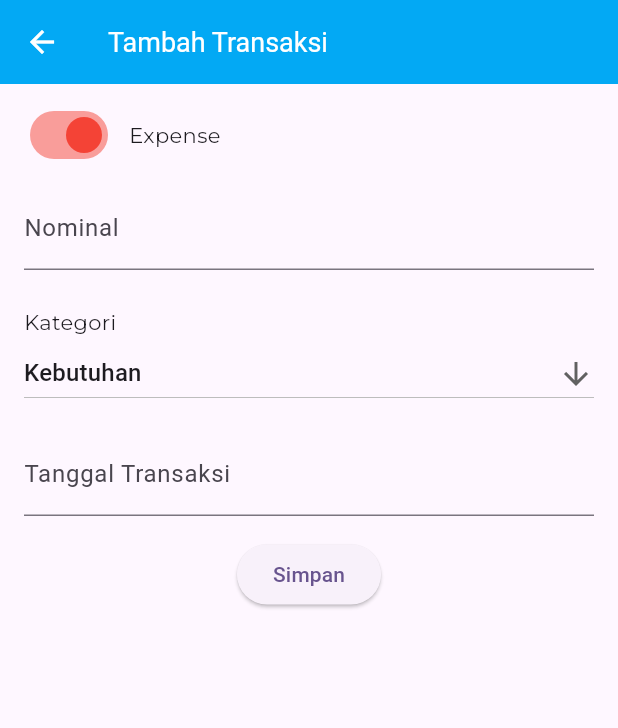
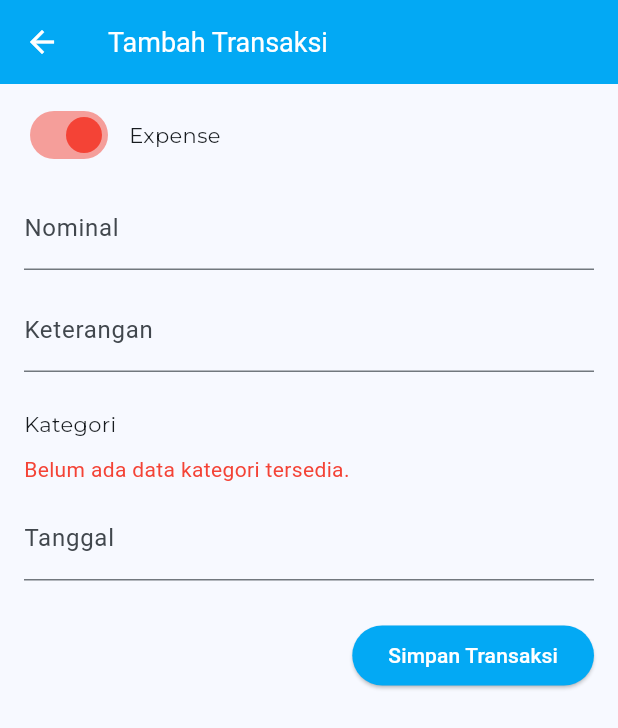
Before and after one commit to novaardiansyah/flutter-finance-app, a Flutter app: the screen it shows after launch, after a tap on the "add" icon, on a phone screen of 412 x 824 dp. Shown: the top 728 px of the screen. Run offline on Flutter 3.47's test engine with Material 3 defaults, Android fonts, the phone set to English and light mode, and no system bars; our stand-ins replace drift, google_fonts; missing offline and left inert: calendar_appbar; accounts and stored records are empty; generated files the repository leaves out were written again; network calls fail.

Commit message:
adding crypto currency api

```diff
--- a/lib/main.dart
+++ b/lib/main.dart
@@ -15,7 +15,7 @@ class MyApp extends StatelessWidget {
       title: 'Nova Ardiansyah',
       debugShowCheckedModeBanner: false,
       theme: ThemeData(
-        colorScheme: ColorScheme.fromSeed(seedColor: Colors.deepPurple),
+        colorScheme: ColorScheme.fromSeed(seedColor: Colors.lightBlue),
         primarySwatch: Colors.lightBlue,
         useMaterial3: true,
       ),
--- a/lib/models/transactions.dart
+++ b/lib/models/transactions.dart
@@ -4,7 +4,7 @@ import 'package:drift/drift.dart';
 class Transactions extends Table {
   IntColumn get id => integer().autoIncrement()();
   TextColumn get name => text().withLength(max: 255)();
-  IntColumn get categoriId => integer()();
+  IntColumn get categoryId => integer()();
   DateTimeColumn get date => dateTime()();
   IntColumn get amount => integer()();
   DateTimeColumn get createdAt => dateTime()();
--- a/lib/pages/home_page.dart
+++ b/lib/pages/home_page.dart
@@ -1,3 +1,4 @@
+import 'package:finance_app/pages/crypto_page.dart';
 import 'package:flutter/material.dart';
 import 'package:google_fonts/google_fonts.dart';
 
@@ -19,8 +20,22 @@ class _HomePageState extends State<HomePage> {
             _cardIncomeExpense(),
 
             Padding(
-              padding: const EdgeInsets.all(16),
-              child: Text('Transactions', style: GoogleFonts.montserrat(
+              padding: const EdgeInsets.symmetric(horizontal: 16),
+              child: ElevatedButton(
+                onPressed: () {
+                  Navigator.of(context).push(MaterialPageRoute(builder: (context) => const CryptoPage()));
+                },
+                style: ButtonStyle(
+                  backgroundColor: WidgetStateColor.resolveWith((states) => Colors.lightBlue),
+                  foregroundColor: WidgetStateColor.resolveWith((states) => Colors.white)
+                ),
+                child: const Text('Crypto Currency API')
+              ),
+            ),
+            const SizedBox(height: 10),
+            Padding(
+              padding: const EdgeInsets.symmetric(horizontal: 16),
+              child: Text('Transaksi', style: GoogleFonts.montserrat(
                 fontSize: 16,
                 fontWeight: FontWeight.bold
               )),
@@ -39,7 +54,7 @@ class _HomePageState extends State<HomePage> {
     return Padding(
       padding: const EdgeInsets.symmetric(horizontal: 16, vertical: 2),
       child: Card(
-        elevation: 10,
+        elevation: 3,
         child: ListTile(
           trailing: const Row(
             mainAxisSize: MainAxisSize.min,
@@ -61,7 +76,7 @@ class _HomePageState extends State<HomePage> {
     return Padding(
       padding: const EdgeInsets.symmetric(horizontal: 16, vertical: 2),
       child: Card(
-        elevation: 10,
+        elevation: 3,
         child: ListTile(
           trailing: const Row(
             mainAxisSize: MainAxisSize.min,
--- a/lib/pages/transaction_page.dart
+++ b/lib/pages/transaction_page.dart
@@ -1,6 +1,7 @@
 import 'package:flutter/material.dart';
 import 'package:google_fonts/google_fonts.dart';
 import 'package:intl/intl.dart';
+import 'package:finance_app/models/database.dart';
 
 class TransactionPage extends StatefulWidget {
   const TransactionPage({super.key});
@@ -11,10 +12,30 @@ class TransactionPage extends StatefulWidget {
 
 class _TransactionPageState extends State<TransactionPage> {
   bool isExpense = true;
-  List<String> list = ['Kebutuhan', 'Pendidikan', 'Transportasi'];
-  late String dropdownValue = list.first;
+  // List<String> list = ['Kebutuhan', 'Pendidikan', 'Transportasi'];
+  // late String dropdownValue = list.first;
 
+  TextEditingController amountController = TextEditingController();
   TextEditingController dateController = TextEditingController();
+  TextEditingController nameController = TextEditingController();
+  Category? selectedCategory;
+
+  final AppDatabase database = AppDatabase();
+
+  Future insert(int amount, String name, int categoryId, DateTime date, int type) async {
+    DateTime now = DateTime.now();
+
+    final row = await database.into(database.transactions)
+      .insertReturning(
+        TransactionsCompanion.insert(name: name, categoryId: categoryId, date: date, amount: amount, createdAt: now, updatedAt: now)
+      );
+
+    print('hasil insert: ' + row.toString());
+  }
+
+  Future<List<Category>> getAllCategory(int type) async {
+    return await database.getByType(type);
+  }
 
   @override
   Widget build(BuildContext context) {
@@ -42,6 +63,7 @@ class _TransactionPageState extends State<TransactionPage> {
                       onChanged: (bool value) {
                         setState(() {
                           isExpense = value;
+                          selectedCategory = null;
                         });
                       },
                       inactiveTrackColor: Colors.lightBlue[200],
@@ -63,10 +85,25 @@ class _TransactionPageState extends State<TransactionPage> {
               Padding(
                 padding: const EdgeInsets.symmetric(horizontal: 16),
                 child: TextFormField(
+                  controller: amountController,
                   keyboardType: TextInputType.number,
                   decoration: const InputDecoration(
                     border: UnderlineInputBorder(),
                     label: Text('Nominal')
+                  ),
+                ),
+              ),
+
+              const SizedBox(height: 12),
+
+              Padding(
+                padding: const EdgeInsets.symmetric(horizontal: 16),
+                child: TextFormField(
+                  controller: nameController,
+                  keyboardType: TextInputType.text,
+                  decoration: const InputDecoration(
+                    border: UnderlineInputBorder(),
+                    label: Text('Keterangan')
                   ),
                 ),
               ),
@@ -80,31 +117,57 @@ class _TransactionPageState extends State<TransactionPage> {
                 )),
               ),
 
-              Padding(
+              FutureBuilder<List<Category>>(
+                future: getAllCategory((isExpense) ? 1 : 2),
+                builder: (context, snapshot) {
+                  if (snapshot.connectionState == ConnectionState.waiting) {
+                    return const Padding(
+                      padding:  EdgeInsets.symmetric(horizontal: 16),
+                      child: CircularProgressIndicator()
+                    );
+                  } else if (!snapshot.hasData || snapshot.data!.isEmpty) {
+                    return const Padding(
+                      padding: EdgeInsets.symmetric(horizontal: 16),
+                      child: Column(
+                        children: [
+                          SizedBox(height: 10),
+                          Text('Belum ada data kategori tersedia.', style: TextStyle(
+                            color: Colors.red,
+                          )),
+                        ],
+                      ),
+                    );
+                  } else {
+                    selectedCategory = snapshot.data!.first;
+
+                    return Padding(
                       padding: const EdgeInsets.symmetric(horizontal: 16),
-                child: DropdownButton<String>(
+                      child: DropdownButton<Category>(
                         isExpanded: true,
-                  value: dropdownValue,
+                        value: selectedCategory,
                         icon: const Icon(Icons.arrow_downward),
-                  items: list.map((String value) {
-                    return DropdownMenuItem<String>(
-                      value: value,
-                      child: Text(value),
+                        items: snapshot.data!.map((Category category) {
+                          return DropdownMenuItem<Category>(
+                            value: category,
+                            child: Text(category.name),
                           );
                         }).toList(),
-                  onChanged: (String? value) {
+                        onChanged: (Category? value) {
                           setState(() {
-                      dropdownValue = value!;
+                            selectedCategory = value!;
                           });
                         },
                       ),
+                    );
+                  }
+                },
               ),
 
-              const SizedBox(height: 15),
+              const SizedBox(height: 8),
 
               Padding(
                 padding: const EdgeInsets.symmetric(horizontal: 16),
-                child: TextField(
+                child: TextFormField(
                   controller: dateController,
                   readOnly: true,
                   onTap: () async {
@@ -120,17 +183,29 @@ class _TransactionPageState extends State<TransactionPage> {
                     }
                   },
                   decoration: const InputDecoration(
-                    labelText: 'Tanggal Transaksi'
+                    labelText: 'Tanggal'
                   ),
                 ),
               ),
 
-              const SizedBox(height: 15),
+              const SizedBox(height: 26),
 
-              Center(
-                child: ElevatedButton(
-                  onPressed: () {},
-                  child: const Text('Simpan')
+              Padding(
+                padding: const EdgeInsets.symmetric(horizontal: 16),
+                child: Row(
+                  mainAxisAlignment: MainAxisAlignment.end,
+                  children: [
+                    ElevatedButton(
+                      style: ButtonStyle(
+                        backgroundColor: WidgetStateColor.resolveWith((states) => Colors.lightBlue),
+                        foregroundColor: WidgetStateColor.resolveWith((states) => Colors.white),
+                      ),
+                      onPressed: () {
+                        insert(int.parse(amountController.text), nameController.text, selectedCategory!.id, DateTime.parse(dateController.text), (isExpense ? 1 : 2));
+                      },
+                      child: const Text('Simpan Transaksi')
+                    )
+                  ]
                 ),
               )
             ],
--- a/pubspec.yaml
+++ b/pubspec.yaml
@@ -42,6 +42,7 @@ dependencies:
   sqlite3_flutter_libs: ^0.5.0
   path_provider: ^2.0.0
   path: ^1.9.0
+  http: ^1.2.1
 
 dev_dependencies:
   flutter_test:
```
Also changed, not shown: lib/pages/crypto_page.dart (added, +93 -0 lines), lib/models/database.g.dart, pubspec.lock. Lines whose indentation alone changed are shown as unchanged.
